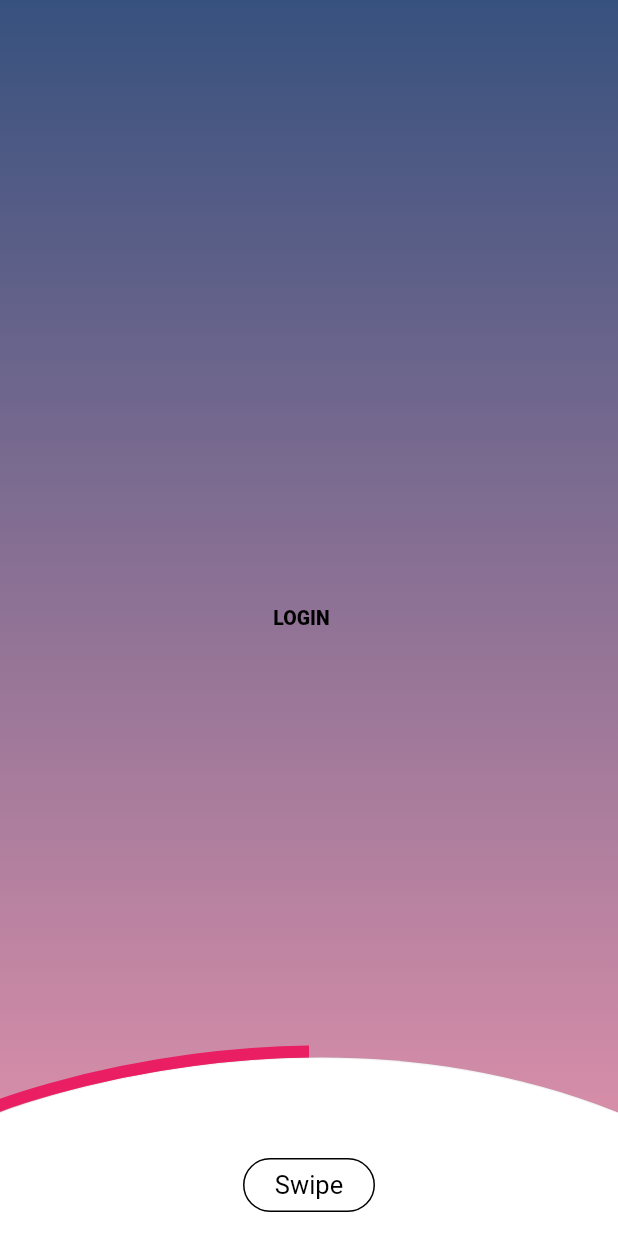
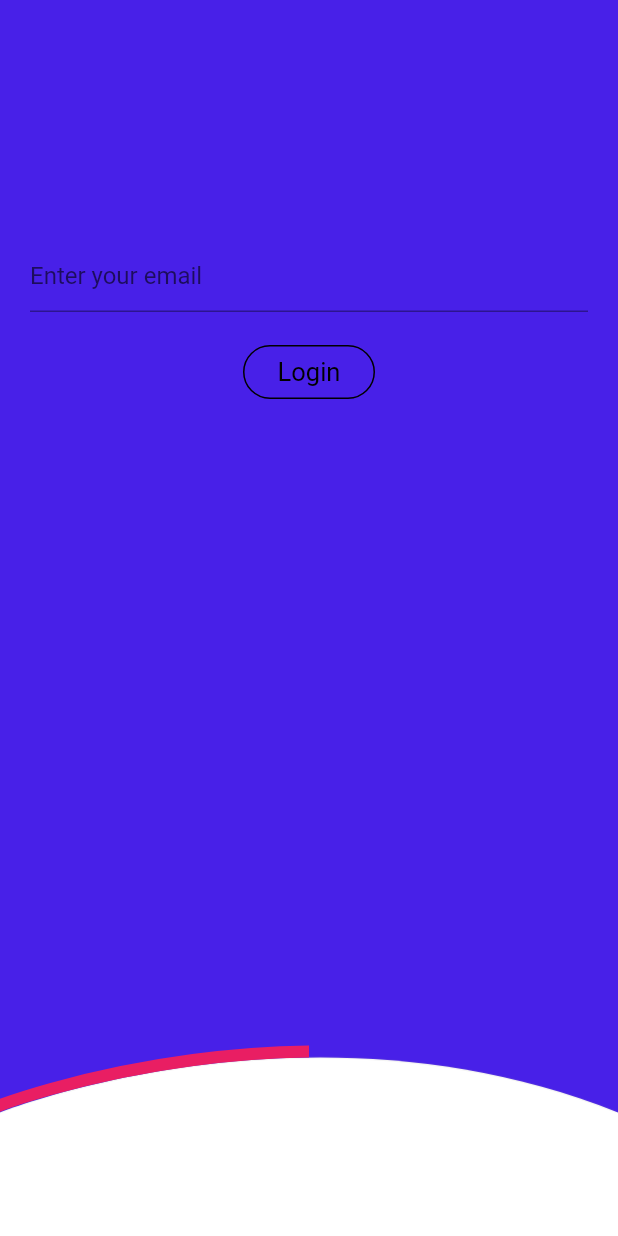
Before and after one commit to rojermaharjan/testock, a Flutter app: the screen it shows after launch, after a tap on "Login", on a phone screen of 412 x 824 dp. Run offline on Flutter 3.47's test engine with Material 2 defaults, Android fonts, the phone set to English and light mode, and no system bars; our stand-ins replace get_it, google_fonts, rxdart; Roboto replaces fonts that are missing (Lalezar).

Commit message:
Onboarding fixes

```diff
--- a/lib/features/onboarding/view/onboarding.dart
+++ b/lib/features/onboarding/view/onboarding.dart
@@ -3,7 +3,6 @@ import 'package:flutter/widgets.dart';
 import 'package:testockmbl/common/widget/swippable_arc_bg.dart';
 
 class OnBoarding extends StatefulWidget {
-
   @override
   State<StatefulWidget> createState() {
     return _OnBoardingState();
@@ -27,26 +26,31 @@ class _OnBoardingState extends State<StatefulWidget>
   SELECTED_TAB _lastSelectedTab;
   SELECTED_TAB _requestedTabIndex;
 
-
   static final int ONBOARDING_SCENE_ANIM_DURATION = 800;
 
-  static final double TAB_HEADER_HEIGHT=90;
+  static final double TAB_HEADER_HEIGHT = 90;
 
-
+  final _loginFormKey = GlobalKey<FormState>();
 
   @override
   Widget build(BuildContext context) {
-    double windowHeight=MediaQuery.of(context).size.height*MediaQuery.of(context).devicePixelRatio;
-    double tabHeight=(MediaQuery.of(context).devicePixelRatio)*TAB_HEADER_HEIGHT;
+    /**
+     * TODO need to defer the position calculation and avoid during building widget process
+     */
+    double windowHeight = MediaQuery.of(context).size.height *
+        MediaQuery.of(context).devicePixelRatio;
+    double tabHeight =
+        (MediaQuery.of(context).devicePixelRatio) * TAB_HEADER_HEIGHT;
 
-    _swippableCurveFinalTopOffsetRelativeToScreen=(1-(tabHeight)/windowHeight)-.15;
-        print("Final offset value : $_swippableCurveFinalTopOffsetRelativeToScreen");
+    _swippableCurveFinalTopOffsetRelativeToScreen =
+        (1 - (tabHeight) / windowHeight) - .15;
 
     _swippableCurveAnimation = Tween<double>(
             begin: 0, end: _swippableCurveFinalTopOffsetRelativeToScreen)
         .animate(CurvedAnimation(
             curve: Curves.easeOutCirc,
             parent: _onboardingAnimationSceneController));
+
     return _getJhonnyVinoOnBoardingScreen(context);
   }
 
@@ -58,8 +62,6 @@ class _OnBoardingState extends State<StatefulWidget>
       vsync: this,
       duration: Duration(milliseconds: ONBOARDING_SCENE_ANIM_DURATION),
     );
-
-
 
     _requestedTabIndex = SELECTED_TAB.NONE;
     _lastSelectedTab = SELECTED_TAB.NONE;
@@ -95,6 +97,7 @@ class _OnBoardingState extends State<StatefulWidget>
         Container(
             height: double.infinity,
             width: double.infinity,
+            decoration: backgroundDecoration,
             child: CustomPaint(
               painter: SwipableArc(
                   _swippableCurveAnimation,
@@ -105,28 +108,65 @@ class _OnBoardingState extends State<StatefulWidget>
             )),
         _getTabHeaderView(),
         _getCurrentSelectedTabContent(),
-        Align(
-            alignment: Alignment.bottomCenter,
+
+      ],
+    );
+  }
+
+  Widget getLoginForm() {
+    double deviceWidth = MediaQuery.of(context).size.width;
+    double deviceHeight =
+        MediaQuery.of(context).size.height - TAB_HEADER_HEIGHT - 50;
+    return Positioned(
+        top: TAB_HEADER_HEIGHT + 50,
+        child: Container(
+          width: deviceWidth,
+          height: deviceHeight,
           child: Padding(
-                padding: EdgeInsets.all(10),
+              padding: EdgeInsets.all(20),
+              child: Form(
+                key: _loginFormKey,
+                child: Column(
+                  crossAxisAlignment: CrossAxisAlignment.center,
+                  mainAxisAlignment: MainAxisAlignment.start,
+                  children: <Widget>[
+                    TextFormField(
+                      decoration: const InputDecoration(
+                        hintText: 'Enter your email',
+                      ),
+                      validator: (value) {
+                        if (value.isEmpty) {
+                          return 'Please enter some text';
+                        }
+                        return null;
+                      },
+                    ),
+                    Padding(
+                      padding: const EdgeInsets.symmetric(vertical: 16.0),
                       child: FlatButton(
-                    onPressed: this._startTransitionFromFirstScene,
+                          onPressed: () {
+                            if (_loginFormKey.currentState.validate()) {
+                              // Process data.
+                            }
+                          },
                           color: Colors.transparent,
                           shape: RoundedRectangleBorder(
                               borderRadius: BorderRadius.circular(30),
                               side: BorderSide(color: Colors.black)),
                           child: Text(
-                      'Swipe',
+                            'Login',
                             style: TextStyle(
                                 fontSize: 17,
                                 fontFamily: 'Lalezar',
                                 fontWeight: FontWeight.w400,
                                 color: Colors.black),
-                    )))),
+                          )),
+                    ),
                   ],
-    );
+                ),
+              )),
+        ));
   }
-
 
   void onLoginBtnPressed() {}
 
@@ -136,7 +176,6 @@ class _OnBoardingState extends State<StatefulWidget>
    * Load second scene and pre-select tab first
    */
   void _startTransitionFromFirstScene() {
-
     _onboardingAnimationSceneController.addListener(() {
       setState(() {});
     });
@@ -174,9 +213,10 @@ class _OnBoardingState extends State<StatefulWidget>
     return Expanded(
       child: Container(
         height: TAB_HEADER_HEIGHT,
-        child:
-        InkWell(
-          onTap: (){onTabCallback();},
+        child: InkWell(
+          onTap: () {
+            onTabCallback();
+          },
           child: Align(
             alignment: Alignment.bottomCenter,
             child: Padding(
@@ -202,9 +242,26 @@ class _OnBoardingState extends State<StatefulWidget>
     if (_requestedTabIndex == SELECTED_TAB.RIGHT) {
       selectedTab = "REGISTER";
     } else if (_requestedTabIndex == SELECTED_TAB.LEFT) {
-      selectedTab = "LOGIN";
+      return getLoginForm();
     } else {
-      selectedTab = "ONBOARDING";
+     return Align(
+          alignment: Alignment.bottomCenter,
+          child: Padding(
+              padding: EdgeInsets.all(10),
+              child: FlatButton(
+                  onPressed: this._startTransitionFromFirstScene,
+                  color: Colors.transparent,
+                  shape: RoundedRectangleBorder(
+                      borderRadius: BorderRadius.circular(30),
+                      side: BorderSide(color: Colors.black)),
+                  child: Text(
+                    'Swipe',
+                    style: TextStyle(
+                        fontSize: 17,
+                        fontFamily: 'Lalezar',
+                        fontWeight: FontWeight.w400,
+                        color: Colors.black),
+                  ))));
     }
     return Align(
       alignment: Alignment.center,
@@ -220,6 +277,8 @@ class _OnBoardingState extends State<StatefulWidget>
           )),
     );
   }
+}
 
-
-}
+const backgroundDecoration = BoxDecoration(
+//  color: Color.fromRGBO(1, 95, 183, 1)
+    color: Color.fromRGBO(72, 32, 232, 1));
--- a/lib/main.dart
+++ b/lib/main.dart
@@ -1,4 +1,5 @@
 import 'package:flutter/material.dart';
+import 'package:google_fonts/google_fonts.dart';
 import 'package:testockmbl/features/onboarding/view/onboarding.dart';
 
 // void main() => runApp(MyApp());
@@ -24,6 +25,9 @@ class MyApp extends StatelessWidget {
         // Notice that the counter didn't reset back to zero; the application
         // is not restarted.
         primarySwatch: Colors.blue,
+//        textTheme: GoogleFonts.latoTextTheme(
+//          Theme.of(context).textTheme,
+//        ),
       ),
       home:
       Scaffold(
--- a/pubspec.yaml
+++ b/pubspec.yaml
@@ -23,6 +23,8 @@ dependencies:
   get_it: ^4.0.1
 
   rxdart: 0.23.1
+
+  google_fonts: ^0.4.0
 
 
   # The following adds the Cupertino Icons font to your application.
```
Also changed, not shown: pubspec.lock. Lines whose indentation alone changed are shown as unchanged.
